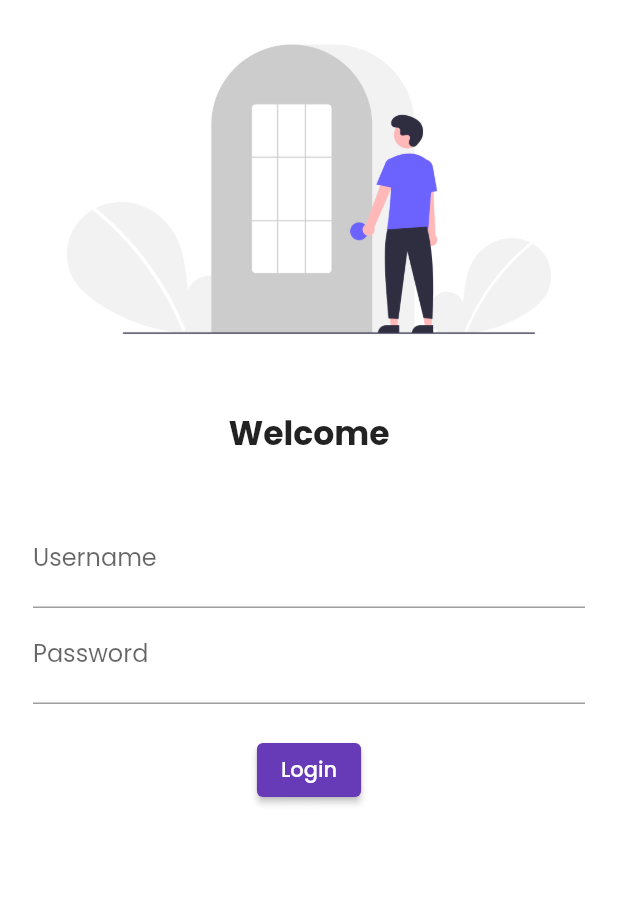
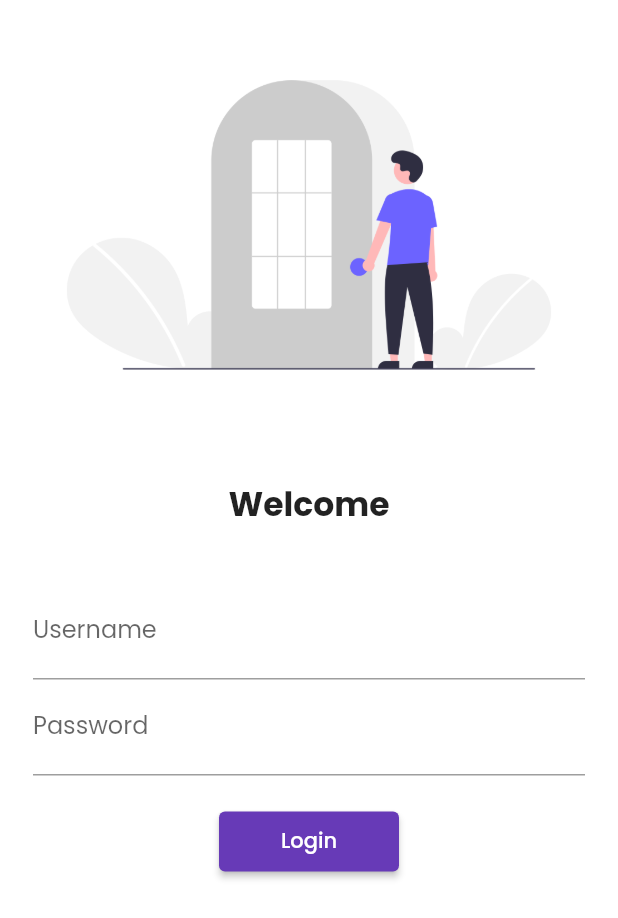
Before and after one commit to nirajanbasnet453/30daysOfFlutterPractise, a Flutter app: the screen it shows after launch, on a phone screen of 412 x 824 dp. Shown: the top 918 px of the screen. Run offline on Flutter 3.47's test engine with Material 2 defaults, Android fonts, the phone set to English and light mode, and no system bars; our stand-ins replace google_fonts.

Commit message:
Day 5 completed

```diff
--- a/lib/main.dart
+++ b/lib/main.dart
@@ -1,6 +1,7 @@
 import 'package:flutter/material.dart';
 import 'package:flutter_catalog/pages/home_page.dart';
 import 'package:flutter_catalog/pages/login_page.dart';
+import 'package:flutter_catalog/utils/routes.dart';
 import 'package:google_fonts/google_fonts.dart';
 import 'package:google_fonts/google_fonts.dart';
 
@@ -12,6 +13,7 @@ class MyApp extends StatelessWidget {
   @override
   Widget build(BuildContext context) {
     return MaterialApp(
+      debugShowCheckedModeBanner: false,
       // home: HomePage(),
       themeMode: ThemeMode.light,
       theme: ThemeData(
@@ -25,8 +27,8 @@ class MyApp extends StatelessWidget {
       // initialRoute: '/home',
       routes: {
         '/': (context) => LoginPage(),
-        '/home': (context) => HomePage(),
-        '/login': (context) => LoginPage()
+        MyRoutes.homeRoute: (context) => HomePage(),
+        MyRoutes.loginRoute: (context) => LoginPage()
       },
     );
   }
--- a/lib/pages/login_page.dart
+++ b/lib/pages/login_page.dart
@@ -1,17 +1,20 @@
 import 'package:flutter/material.dart';
+import 'package:flutter_catalog/utils/routes.dart';
 
 class LoginPage extends StatelessWidget {
   @override
   Widget build(BuildContext context) {
     return Material(
       color: Colors.white,
+      child: SingleChildScrollView(
         child: Column(
           children: [
             Image.asset(
               'assets/images/login_image.png',
               fit: BoxFit.scaleDown,
+              height: 300,
             ),
-          SizedBox(height: 20),
+            const SizedBox(height: 20),
             const Text(
               'Welcome',
               style: TextStyle(
@@ -19,29 +22,31 @@ class LoginPage extends StatelessWidget {
                 fontWeight: FontWeight.bold,
               ),
             ),
-          SizedBox(height: 20),
+            const SizedBox(height: 20),
             Padding(
               padding: const EdgeInsets.symmetric(vertical: 16, horizontal: 22),
               child: Column(
                 children: [
                   TextFormField(
-                  decoration: InputDecoration(
+                    decoration: const InputDecoration(
                       hintText: "Enter username",
                       labelText: "Username",
                     ),
                   ),
                   TextFormField(
                     obscureText: true,
-                  decoration: InputDecoration(
+                    decoration: const InputDecoration(
                       hintText: "Enter password",
                       labelText: "Password",
                     ),
                   ),
-                SizedBox(height: 20),
+                  const SizedBox(height: 20),
                   ElevatedButton(
-                  child: Text('Login'),
+                    child: const Text('Login'),
+                    style:
+                        TextButton.styleFrom(minimumSize: const Size(120, 40)),
                     onPressed: () {
-                    print('Hi Nirajan');
+                      Navigator.pushNamed(context, MyRoutes.homeRoute);
                     },
                   ),
                 ],
@@ -49,6 +54,7 @@ class LoginPage extends StatelessWidget {
             )
           ],
         ),
+      ),
     );
   }
 }
--- /dev/null
+++ b/lib/utils/routes.dart
@@ -0,0 +1,5 @@
+class MyRoutes{
+  static String loginRoute = '/login';
+  static String homeRoute = '/home';
+
+}
```
Lines whose indentation alone changed are shown as unchanged.
